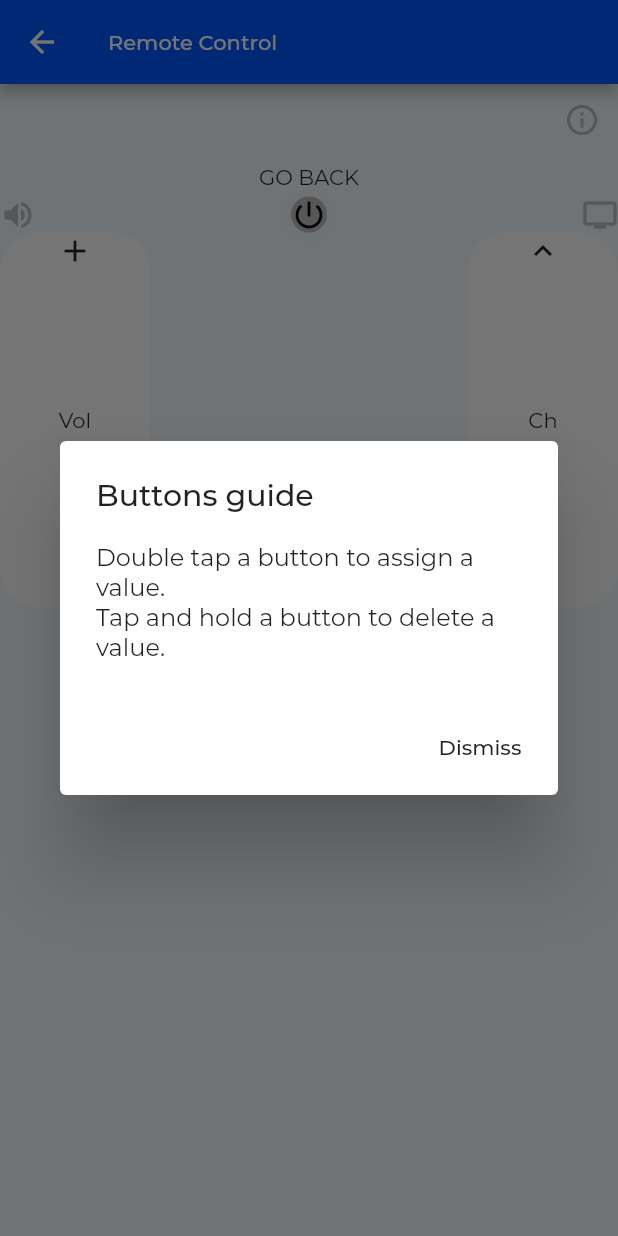
After one commit to bisunajaime/iselect2-final, a Flutter app: the RemoteControlPage screen opened directly, after a tap on the "info outline" icon, on a phone screen of 412 x 824 dp. The commit adds this screen. Run offline on Flutter 3.47's test engine with Material 2 defaults, Android fonts, the light colour scheme and no system bars; our stand-ins replace charts_flutter; missing offline and left inert: flutter_barcode_scanner; network calls fail; project files that could hold a hidden picture were left out.

Commit message:
Added remote control pages

```diff
--- /dev/null
+++ b/lib/pages/remote_control_page.dart
@@ -0,0 +1,75 @@
+import 'package:embesys_ctrl/constants.dart';
+import 'package:embesys_ctrl/widgets/remote_control_widget.dart';
+import 'package:flutter/material.dart';
+
+class RemoteControlPage extends StatelessWidget {
+  @override
+  Widget build(BuildContext context) {
+    return Scaffold(
+      appBar: AppBar(
+        title: Text(
+          'Remote Control',
+          style: TextStyle(
+            color: Colors.white,
+            fontSize: 14,
+          ),
+        ),
+        backgroundColor: boxGrad.colors[1],
+      ),
+      backgroundColor: scaffoldBgColor,
+      body: true
+          ? RemoteControlWidget()
+          : GridView.builder(
+              gridDelegate: SliverGridDelegateWithFixedCrossAxisCount(
+                crossAxisCount: 3,
+                crossAxisSpacing: 8,
+                mainAxisSpacing: 8,
+              ),
+              itemBuilder: (context, index) {
+                return Container(
+                  decoration: BoxDecoration(
+                    gradient: boxGrad,
+                    boxShadow: [
+                      BoxShadow(
+                        color: Colors.black12,
+                        blurRadius: 10,
+                        offset: Offset(0, 1),
+                      ),
+                    ],
+                  ),
+                  padding: EdgeInsets.all(8),
+                  child: Column(
+                    children: [
+                      Text('Channel Name'),
+                      Text('HexValue'),
+                      Text('Time Added'), // use timeago
+                      Row(
+                        crossAxisAlignment: CrossAxisAlignment.end,
+                        mainAxisAlignment: MainAxisAlignment.end,
+                        children: [
+                          IconButton(
+                            icon: Icon(
+                              Icons.edit,
+                            ),
+                            onPressed: () {
+                              // Edit page
+                            },
+                          ),
+                          IconButton(
+                            icon: Icon(
+                              Icons.edit,
+                            ),
+                            onPressed: () {
+                              // Delete page
+                            },
+                          ),
+                        ],
+                      ),
+                    ],
+                  ),
+                );
+              },
+            ),
+    );
+  }
+}
--- /dev/null
+++ b/lib/widgets/remote_control_widget.dart
@@ -0,0 +1,136 @@
+import 'package:embesys_ctrl/constants.dart';
+import 'package:flutter/material.dart';
+
+class RemoteControlWidget extends StatelessWidget {
+  @override
+  Widget build(BuildContext context) {
+    return Scaffold(
+      backgroundColor: scaffoldBgColor,
+      body: Column(
+        children: [
+          Row(
+            crossAxisAlignment: CrossAxisAlignment.center,
+            mainAxisAlignment: MainAxisAlignment.end,
+            children: [
+              IconButton(
+                icon: Icon(
+                  Icons.info_outline,
+                  color: Colors.grey[400],
+                ),
+                onPressed: () {
+                  showDialog(
+                      context: context,
+                      child: AlertDialog(
+                        title: Text('Buttons guide'),
+                        content: Column(
+                          mainAxisSize: MainAxisSize.min,
+                          children: [
+                            Text('Double tap a button to assign a value.'),
+                            Text('Tap and hold a button to delete a value.'),
+                          ],
+                        ),
+                        actions: [
+                          FlatButton(
+                            child: Text('Dismiss'),
+                            onPressed: () {
+                              Navigator.pop(context);
+                            },
+                          )
+                        ],
+                      ));
+                },
+              ),
+            ],
+          ),
+          SizedBox(
+            height: 5,
+          ),
+          Center(
+            child: Text('GO BACK'),
+          ),
+          SizedBox(
+            height: 5,
+          ),
+          Row(
+            mainAxisAlignment: MainAxisAlignment.spaceBetween,
+            children: [
+              Icon(
+                Icons.volume_up,
+                color: Colors.grey[400],
+              ),
+              Container(
+                decoration: BoxDecoration(
+                  shape: BoxShape.circle,
+                  color: Colors.grey[400],
+                  boxShadow: [
+                    BoxShadow(
+                      blurRadius: 10,
+                      color: Colors.black.withOpacity(.05),
+                      offset: Offset(0, 1),
+                    )
+                  ],
+                ),
+                child: Icon(
+                  Icons.power_settings_new,
+                  color: Colors.black,
+                ),
+              ),
+              Icon(
+                Icons.tv,
+                color: Colors.grey[400],
+              ),
+            ],
+          ),
+          // vol and channel
+          Row(
+            mainAxisAlignment: MainAxisAlignment.spaceBetween,
+            children: [
+              Container(
+                height: 250,
+                width: 100,
+                decoration: BoxDecoration(
+                  borderRadius: BorderRadius.circular(25),
+                  color: Colors.white,
+                ),
+                child: Column(
+                  mainAxisAlignment: MainAxisAlignment.spaceBetween,
+                  crossAxisAlignment: CrossAxisAlignment.center,
+                  children: [
+                    Icon(Icons.add),
+                    Text('Vol'), // bold
+                    Icon(Icons.remove)
+                  ],
+                ),
+              ),
+              Container(
+                height: 250,
+                width: 100,
+                decoration: BoxDecoration(
+                  borderRadius: BorderRadius.circular(25),
+                  color: Colors.white,
+                ),
+                child: Column(
+                  mainAxisAlignment: MainAxisAlignment.spaceBetween,
+                  crossAxisAlignment: CrossAxisAlignment.center,
+                  children: [
+                    Icon(Icons.keyboard_arrow_up),
+                    Text('Ch'), // bold
+                    Icon(Icons.keyboard_arrow_down)
+                  ],
+                ),
+              ),
+            ],
+          ),
+          // add remotes, a/c control, servo motor for analog control pages
+          // Expanded(
+          //    child: PageView(
+          //      children: [
+          //        // remote,
+          //      ],
+          //    ),
+          // ),
+        ],
+      ),
+    );
+  }
+}
```
Also changed, not shown: lib/widgets/remote_control_list.dart (added, +60 -0 lines), lib/widgets/weather_widget.dart (+24 -6 lines).
